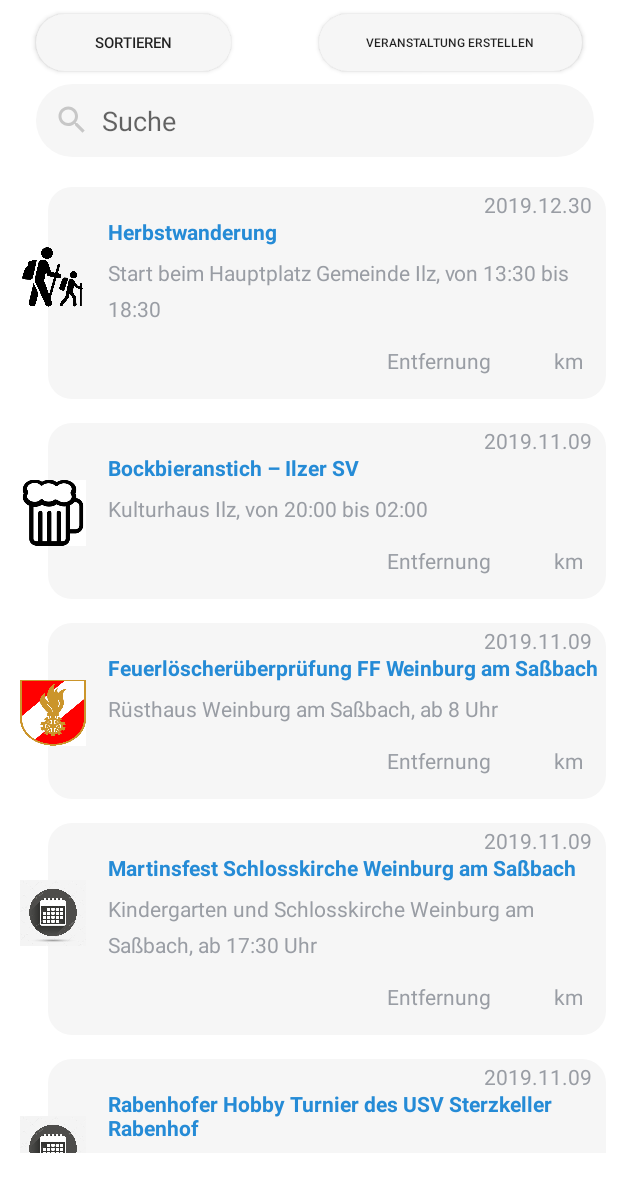
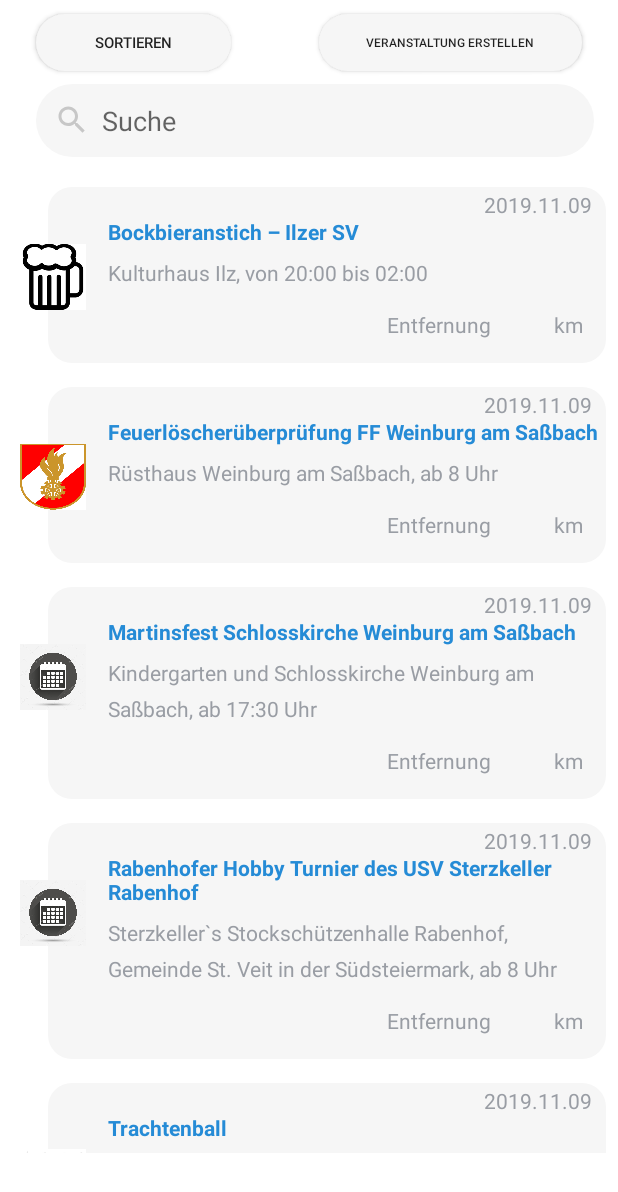
Before and after one commit to michael9219/RvItemAnimation, an Android app: the screen it shows after launch (MainActivity), on a phone screen of 412 x 824 dp. Shown: the top 1192 px of the screen. Run offline under Robolectric (Android 15) with nearby library versions, the phone set to English and light mode, and no system bars; our stand-ins replace AdMob.

Commit message:
new list, nov 2019

```diff
--- a/app/src/main/java/at/wifi/swdev/MyFestl/MainActivity.java
+++ b/app/src/main/java/at/wifi/swdev/MyFestl/MainActivity.java
@@ -142,8 +142,7 @@ public class MainActivity extends AppCompatActivity implements android.support.v
 
 
 
-        mData.add(new
-                NewsItem("Herbstwanderung", "Start beim Hauptplatz Gemeinde Ilz, von 13:30 bis 18:30", "2019.12.30", R.drawable.wandern, 47.086532, 15.925756, ""));
+
 
         mData.add(new
                 NewsItem("Theateraufführung ‘Der Bürger als Edelmann’", "Dorfhof Markt Hartmannsdorf, von 19:00 bis 22:00", "2019.11.08", R.drawable.veranstaltung, 47.054548, 15.838705, ""));
--- a/app/src/main/java/at/wifi/swdev/MyFestl/NewsAdapter.java
+++ b/app/src/main/java/at/wifi/swdev/MyFestl/NewsAdapter.java
@@ -54,7 +54,7 @@ public class NewsAdapter extends RecyclerView.Adapter<NewsAdapter.NewsViewHolder
     @Override
     public int getItemCount() {
         if (mData != null) {
-            return Math.min(mData.size(), 13);
+            return Math.min(mData.size(), 14);
         } else {
             return 0;
         }
```
